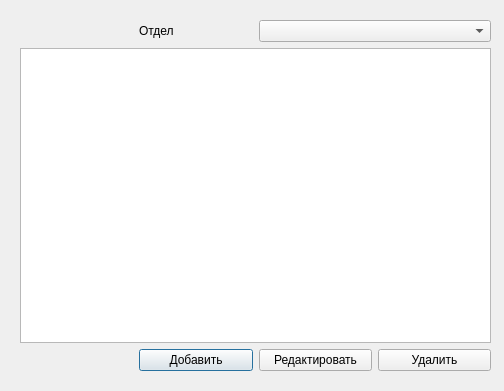
sozzzzi/BudgetControl, file src/main/edit_expanses.ui: the form before one commit.
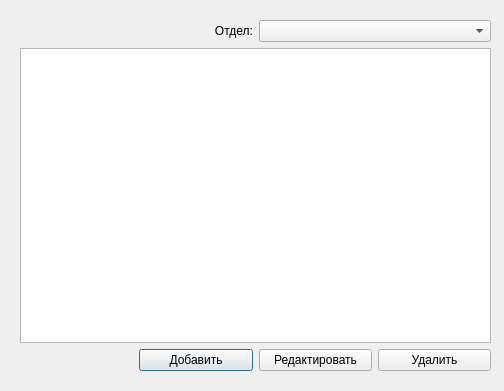
The form after the commit.

What changed in the file:
```diff
--- a/src/main/edit_expanses.ui
+++ b/src/main/edit_expanses.ui
@@ -59,7 +59,10 @@
     <item row="0" column="1">
      <widget class="QLabel" name="label">
       <property name="text">
-       <string>Отдел</string>
+       <string>Отдел:</string>
+      </property>
+      <property name="alignment">
+       <set>Qt::AlignRight|Qt::AlignTrailing|Qt::AlignVCenter</set>
       </property>
      </widget>
     </item>
```
